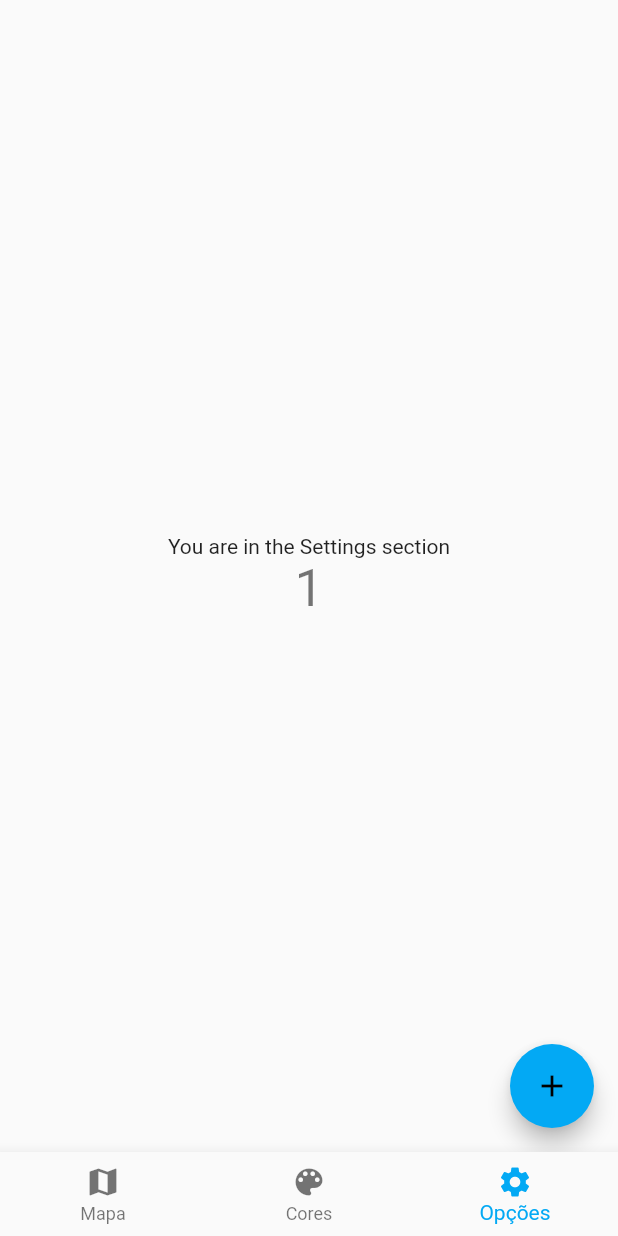
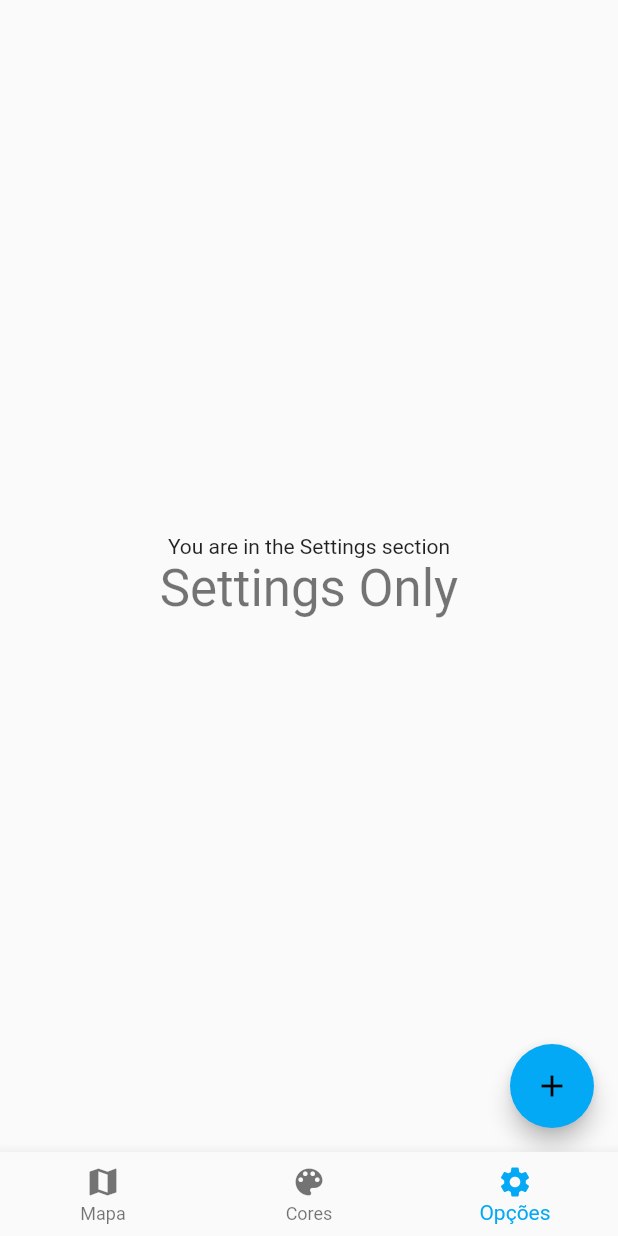
Before and after one commit to zenetoshl/dog_led, a Flutter app: the screen it shows after launch, item 3 of the bottom bar chosen, after a tap on the "add" icon, on a phone screen of 412 x 824 dp. Run offline on Flutter 3.47's test engine with Material 2 defaults, Android fonts, the phone set to English and light mode, and no system bars; our stand-ins replace google_maps_flutter, location, shared_preferences; statements that could not run were skipped.

Commit message:
begining settings screen

```diff
--- a/lib/maps.dart
+++ b/lib/maps.dart
@@ -1,6 +1,7 @@
 import 'dart:async';
 import 'package:flutter/material.dart';
 import 'package:location/location.dart';
+import 'package:shared_preferences/shared_preferences.dart';
 import 'package:google_maps_flutter/google_maps_flutter.dart';
 
 class MapsHome extends StatefulWidget {
@@ -19,7 +20,7 @@ class MapsHomeState extends State<MapsHome>
       markerId: MarkerId('olaa'),
       icon: BitmapDescriptor.defaultMarkerWithHue(BitmapDescriptor.hueRed));
   final Set<Marker> markerSet = new Set();
-
+  String title = '<Meu Pet>';
   LocationData petLocation;
   LatLng petLatLng;
   CameraPosition petPos = CameraPosition(
@@ -73,6 +74,7 @@ class MapsHomeState extends State<MapsHome>
   @override
   void initState() {
     super.initState();
+    _read();
     initPlatformState();
     sendLocation();
   }
@@ -84,7 +86,7 @@ class MapsHomeState extends State<MapsHome>
       appBar: AppBar(
         centerTitle: true,
         title: Text(
-          widget.title,
+          title,
           textAlign: TextAlign.center,
         ),
       ),
@@ -103,6 +105,17 @@ class MapsHomeState extends State<MapsHome>
     );
   }
 
+  _read() async {
+        final prefs = await SharedPreferences.getInstance();
+        final key = 'my_int_key';
+        final String newString = prefs.getString(key) ?? '';
+        if(newString != '')
+        setState(() {
+          title = prefs.getString(key);
+        });
+        print('read: $title');
+      }
+
   @override
   bool get wantKeepAlive => true;
 }
--- a/lib/settings.dart
+++ b/lib/settings.dart
@@ -1,8 +1,8 @@
 import 'package:flutter/material.dart';
-
+import 'package:shared_preferences/shared_preferences.dart';
 
 class SettingsHome extends StatefulWidget {
-  SettingsHome({ this.title});
+  SettingsHome({this.title});
 
   final String title;
 
@@ -10,13 +10,7 @@ class SettingsHome extends StatefulWidget {
 }
 
 class SettingsHomeState extends State<SettingsHome> {
-  int _counter = 0;
-
-  void _incrementCounter() {
-    setState(() {
-      _counter++;
-    });
-  }
+  String newName;
 
   @override
   Widget build(BuildContext context) {
@@ -29,17 +23,24 @@ class SettingsHomeState extends State<SettingsHome> {
               'You are in the Settings section',
             ),
             Text(
-              '$_counter',
+              'Settings Only',
               style: Theme.of(context).textTheme.display1,
             ),
           ],
         ),
       ),
       floatingActionButton: FloatingActionButton(
-        onPressed: _incrementCounter,
+        onPressed: _save,
         tooltip: 'Increment',
         child: Icon(Icons.add),
       ),
     );
   }
+
+  _save() async {
+    final prefs = await SharedPreferences.getInstance();
+    final key = 'my_int_key';
+    final value = newName ?? null;
+    if (value == null) prefs.setString(key, value);
+  }
 }
--- a/pubspec.yaml
+++ b/pubspec.yaml
@@ -18,6 +18,7 @@ environment:
 
 dependencies:
   location: ^2.3.5
+  shared_preferences: ^0.4.3
   flutter:
     sdk: flutter
   google_maps_flutter: ^0.5.21+3
```
Also changed, not shown: 3 other files.
